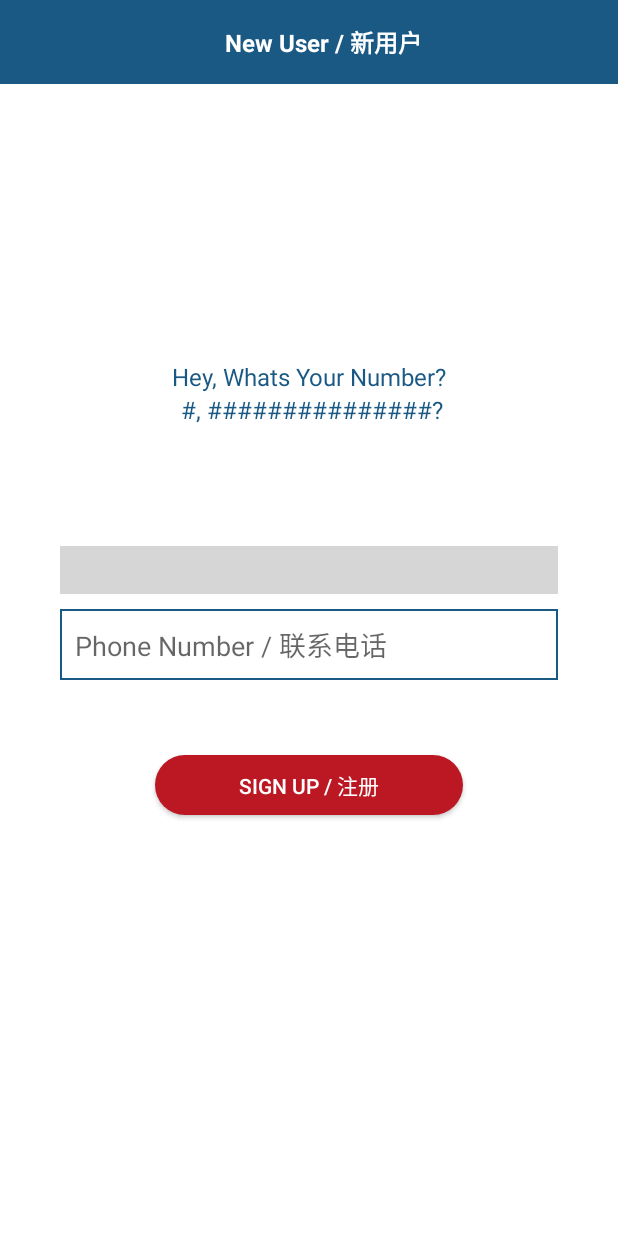
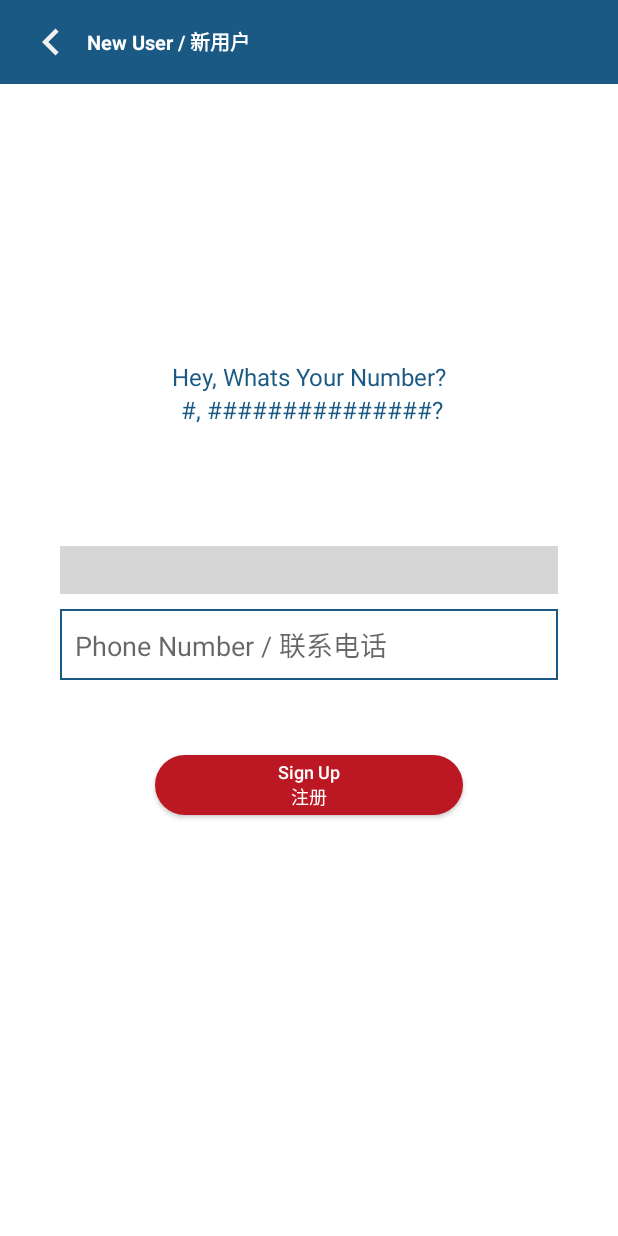
Before and after one commit to honeykinng345/JECapp, an Android app: the RegisterActivity screen opened directly, with no data from a screen before it, on a phone screen of 412 x 824 dp. Run offline under Robolectric (Android 15) with nearby library versions, the phone set to English and light mode, and no system bars; our stand-ins replace ButterKnife, sdp/ssp sizes; plain views replace CountryCodePicker; grey boxes are pictures that could not be loaded.

Commit message:
commit02

```diff
--- a/app/build.gradle
+++ b/app/build.gradle
@@ -44,6 +44,7 @@ dependencies {
     annotationProcessor 'com.jakewharton:butterknife-compiler:10.2.3'
     implementation 'com.jaredrummler:material-spinner:1.3.1'
     implementation 'com.intuit.ssp:ssp-android:1.0.6'
+    implementation 'com.intuit.sdp:sdp-android:1.0.6'
 
 
 }
--- a/app/src/main/java/j/e/c/com/teacherPanelFragments/HomeFragment.java
+++ b/app/src/main/java/j/e/c/com/teacherPanelFragments/HomeFragment.java
@@ -49,7 +49,7 @@ public class HomeFragment extends Fragment {
         slideModels.add(new SlideModel(R.drawable.banner3, ScaleTypes.FIT));
         slideModels.add(new SlideModel(R.drawable.banner4, ScaleTypes.FIT));
         slideModels.add(new SlideModel(R.drawable.banner5, ScaleTypes.FIT));
-        slideModels.add(new SlideModel(R.drawable.banner6, ScaleTypes.FIT));
+        slideModels.add(new SlideModel(R.drawable.banner2, ScaleTypes.FIT));
         slideModels.add(new SlideModel(R.drawable.banner7, ScaleTypes.FIT));
         slider.setImageList(slideModels, ScaleTypes.FIT);
     }
--- a/app/src/main/res/drawable/bordersimple.xml
+++ b/app/src/main/res/drawable/bordersimple.xml
@@ -1,6 +1,6 @@
 <shape xmlns:android="http://schemas.android.com/apk/res/android">
     <solid android:color="#FFFFFF"/>
-    <stroke android:width="2dp" android:color="@color/colorPrimary" />
+    <stroke android:width="1dp" android:color="@color/colorPrimary" />
     <corners android:radius="0dp"/>
     <padding android:left="0dp" android:top="0dp" android:right="0dp" android:bottom="0dp" />
 </shape>
--- a/app/src/main/res/layout/activity_register.xml
+++ b/app/src/main/res/layout/activity_register.xml
@@ -15,17 +15,23 @@
     android:padding="10dp"
     android:id="@+id/relavtive1"
     android:orientation="horizontal"
-    android:gravity="center"
+    android:gravity="center_vertical"
         android:layout_alignParentTop="true">
 
+        <ImageView
+            android:id="@+id/backArrow"
+            android:layout_width="wrap_content"
+            android:layout_height="wrap_content"
+            android:src="@drawable/ic_baseline_navigate_before_24"/>
 
-    <TextView
+
+
+        <TextView
         android:layout_width="wrap_content"
         android:layout_height="wrap_content"
-        android:layout_marginLeft="20dp"
         android:textColor="@color/white"
         android:text="New User / 新用户"
-        android:textSize="16sp"
+        android:textSize="@dimen/header_text_size"
         android:textStyle="bold"
         />
 
@@ -98,9 +104,11 @@
             android:layout_centerHorizontal="true"
             android:layout_margin="40dp"
             android:background="@drawable/rounded_button"
-            android:text="Sign Up / 注册"
+            android:textAllCaps="false"
+            android:text="Sign Up\n注册"
             android:layout_below="@+id/phone"
             android:textColor="#FFF"
+            android:textSize="@dimen/button_text_size"
             app:layout_constraintStart_toStartOf="parent"
             app:layout_constraintTop_toTopOf="parent" />
 
--- a/app/src/main/res/values/dimens.xml
+++ b/app/src/main/res/values/dimens.xml
@@ -3,7 +3,10 @@
     <dimen name="activity_horizontal_margin">16dp</dimen>
     <dimen name="activity_vertical_margin">16dp</dimen>
 
+    <dimen name="form_field_padding">7dp</dimen>
+
     <dimen name="header_text_size">@dimen/_10ssp</dimen>
     <dimen name="button_text_size">@dimen/_9ssp</dimen>
+    <dimen name="form_text_size">@dimen/_9ssp</dimen>
 
 </resources>
```
Also changed, not shown: app/src/main/java/j/e/c/com/teacherPanelFragments/TeacherApplyFragment.java (+5 -5 lines), app/src/main/res/layout/fragment_registration.xml (+9 -5 lines), app/src/main/res/layout/fragment_teacher_apply.xml (+11 -21 lines), app/src/main/res/values/strings.xml (+9 -0 lines).
